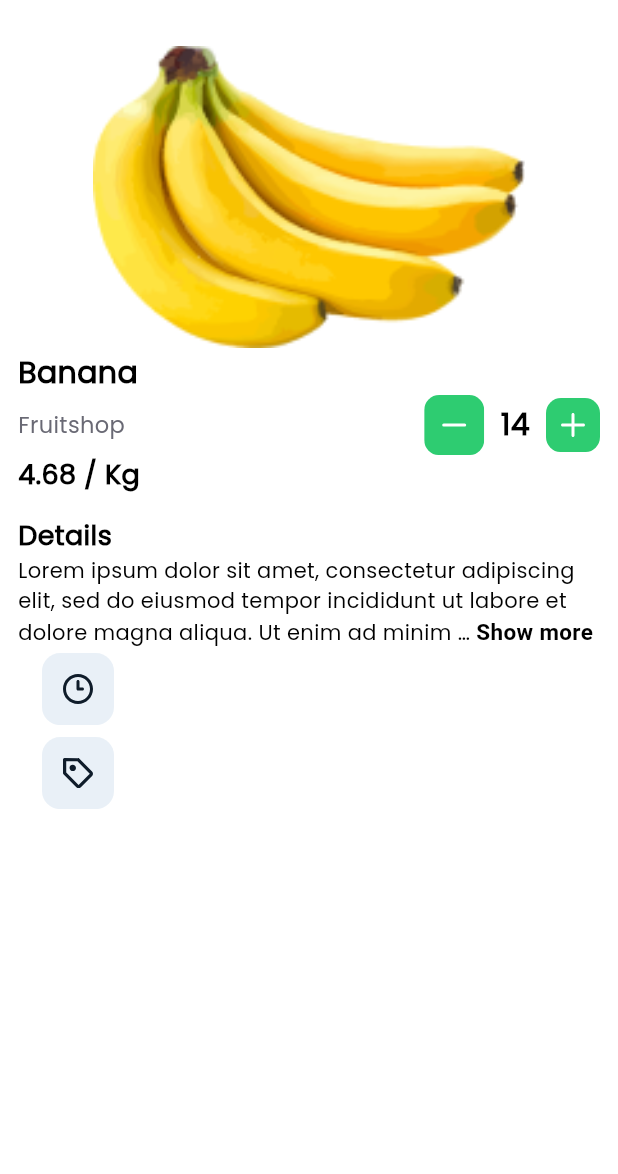
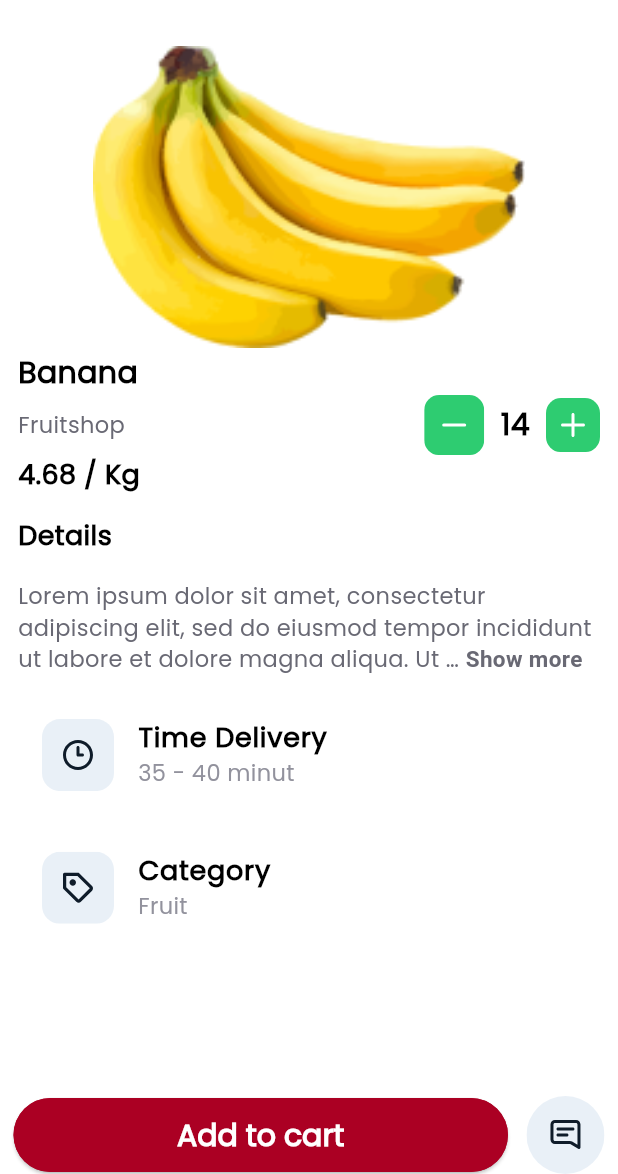
Before and after one commit to Brahm03/Organico, a Flutter app: the MainView screen opened by its route, after a tap on "Banana", on a phone screen of 412 x 824 dp, the part 62-1236 px from its top. Run offline on Flutter 3.47's test engine with Material 2 defaults, Android fonts, the light colour scheme and no system bars; drawn by our look-alikes of readmore; our stand-ins replace flutter_bloc, flutter_svg, intl_phone_field.

Commit message:
info page is ready to go

```diff
--- a/lib/core/constants/icons/iconConst.dart
+++ b/lib/core/constants/icons/iconConst.dart
@@ -19,4 +19,5 @@ class IconConst {
   static SvgPicture heart = SvgPicture.asset('assets/icons/heart.svg');
   static SvgPicture time = SvgPicture.asset('assets/icons/time.svg');
   static SvgPicture category = SvgPicture.asset('assets/icons/category.svg');
+  static SvgPicture message = SvgPicture.asset('assets/icons/message.svg');
 }
--- a/lib/views/home/view/explore_view.dart
+++ b/lib/views/home/view/explore_view.dart
@@ -1,11 +1,12 @@
 import 'package:flutter/material.dart';
 import 'package:flutter/src/foundation/key.dart';
 import 'package:flutter/src/widgets/framework.dart';
+import 'package:flutter_bloc/flutter_bloc.dart';
 import 'package:organic/core/constants/PM/PMconst.dart';
-import 'package:organic/core/constants/color/colorConst.dart';
 import 'package:organic/core/constants/icons/iconConst.dart';
 import 'package:organic/extension/size_extension.dart';
 import 'package:organic/service/data_service.dart';
+import 'package:organic/views/home/cubit/home_cubit.dart';
 import 'package:organic/widgets/appbar.dart';
 import 'package:organic/widgets/productbigwidget.dart';
 
@@ -38,7 +39,7 @@ class ExploreView extends StatelessWidget {
                   itemBuilder: (_, __) {
                     return ProductBigWidget(
                         height: context.h * 0.15,
-                        index: __, color: ColorConst.whitePink);
+                        index: __, color: context.watch<HomeCubit>().colorList[__]);
                   }),
             )
           ],
--- a/lib/views/home/view/home_view.dart
+++ b/lib/views/home/view/home_view.dart
@@ -103,7 +103,7 @@ class HomeView extends StatelessWidget {
                     SizedBox(
                       height: context.h * 0.28,
                       child: ListView.builder(scrollDirection: Axis.horizontal,itemCount: DataService.instance.alldata[1].length,itemBuilder: (_, __) {
-                        return InkWell(onTap: () => NavigationService.instance.pushNamed(routeName: '/info_view', args: DataService.instance.alldata[1][__]),child: ProductBigWidget(height: context.h * 0.1,index: __, color: ColorConst.whiteblue));
+                        return InkWell(onTap: () => NavigationService.instance.pushNamed(routeName: '/info_view', args: DataService.instance.alldata[1][__]),child: ProductBigWidget(height: context.h * 0.1,index: __, color: context.watch<HomeCubit>().colorList[__]));
                       }),
                     )
                   ],
--- a/lib/views/home/view/info_view.dart
+++ b/lib/views/home/view/info_view.dart
@@ -1,11 +1,14 @@
 import 'package:flutter/material.dart';
+import 'package:flutter_bloc/flutter_bloc.dart';
 import 'package:organic/core/components/navigatorService.dart/navigationservice.dart';
 import 'package:organic/core/constants/PM/PMconst.dart';
 import 'package:organic/core/constants/color/colorConst.dart';
 import 'package:organic/core/constants/fonts/fontStyle.dart';
 import 'package:organic/core/constants/icons/iconConst.dart';
 import 'package:organic/extension/size_extension.dart';
+import 'package:organic/views/home/cubit/home_cubit.dart';
 import 'package:organic/widgets/appbar.dart';
+import 'package:organic/widgets/buttonwidgets.dart';
 import 'package:readmore/readmore.dart';
 
 class InfoView extends StatelessWidget {
@@ -15,6 +18,20 @@ class InfoView extends StatelessWidget {
   @override
   Widget build(BuildContext context) {
     return Scaffold(
+      floatingActionButtonLocation: FloatingActionButtonLocation.centerDocked,
+      floatingActionButton: Column(
+        mainAxisAlignment: MainAxisAlignment.end,
+        children: [
+          Row(
+            mainAxisAlignment: MainAxisAlignment.center,
+            children: [
+              ButtonWidgets(height: context.h * 0.06,width: context.w * 0.8,text: 'Add to cart', onPressed: (){}),
+              SizedBox(width: context.w * 0.03,),
+              IconConst.message
+            ],
+          )
+        ],
+      ),
       body: SafeArea(
         bottom: false,
         child: Column(
@@ -88,8 +105,10 @@ class InfoView extends StatelessWidget {
                                 'Details',
                                 style: FontStyles.headline5sbold,
                               ),
+                              SizedBox(height: context.h * 0.02),
                               ReadMoreText(
                                 product['details'],
+                                style: FontStyles.headline6sdarkgrey,
                                 trimLines: 3,
                                 colorClickableText: ColorConst.dark,
                                 trimMode: TrimMode.Line,
@@ -98,8 +117,10 @@ class InfoView extends StatelessWidget {
                                 moreStyle: FontStyles.headline6sbold,
                                 lessStyle: FontStyles.headline6sbold,
                               ),
-                               ListTile(leading: IconConst.time,),
-                               ListTile(leading: IconConst.category,),
+                              SizedBox(height: context.h * 0.02,),
+                               ListTile(leading: IconConst.time, title: const Text('Time Delivery', style: FontStyles.headline5sbold,), subtitle: const Text('35 - 40 minut', style: FontStyles.headline6sgrey,),),
+                              SizedBox(height: context.h * 0.02,),
+                               ListTile(leading: IconConst.category,title: const Text('Category', style: FontStyles.headline5sbold,), subtitle: Text(product['category'], style: FontStyles.headline6sgrey,),),
                             ],
                           ),
                         )),
--- a/lib/widgets/categories_widget.dart
+++ b/lib/widgets/categories_widget.dart
@@ -22,7 +22,7 @@ class CategoriesWidget extends StatelessWidget {
             height: context.h * 0.16,
             width: context.w * 0.32,
             decoration: AllStyles.instance
-                .productStyel(color: context.watch<HomeCubit>().colorList[0]),
+                .productStyel(color: context.watch<HomeCubit>().colorList[index]),
             child: Center(
               child: Column(
                 mainAxisAlignment: MainAxisAlignment.center,
```
Also changed, not shown: lib/views/home/cubit/home_cubit.dart (+10 -3 lines), lib/views/home/view/cart_view.dart (+12 -9 lines), assets/icons/message.svg (added).
